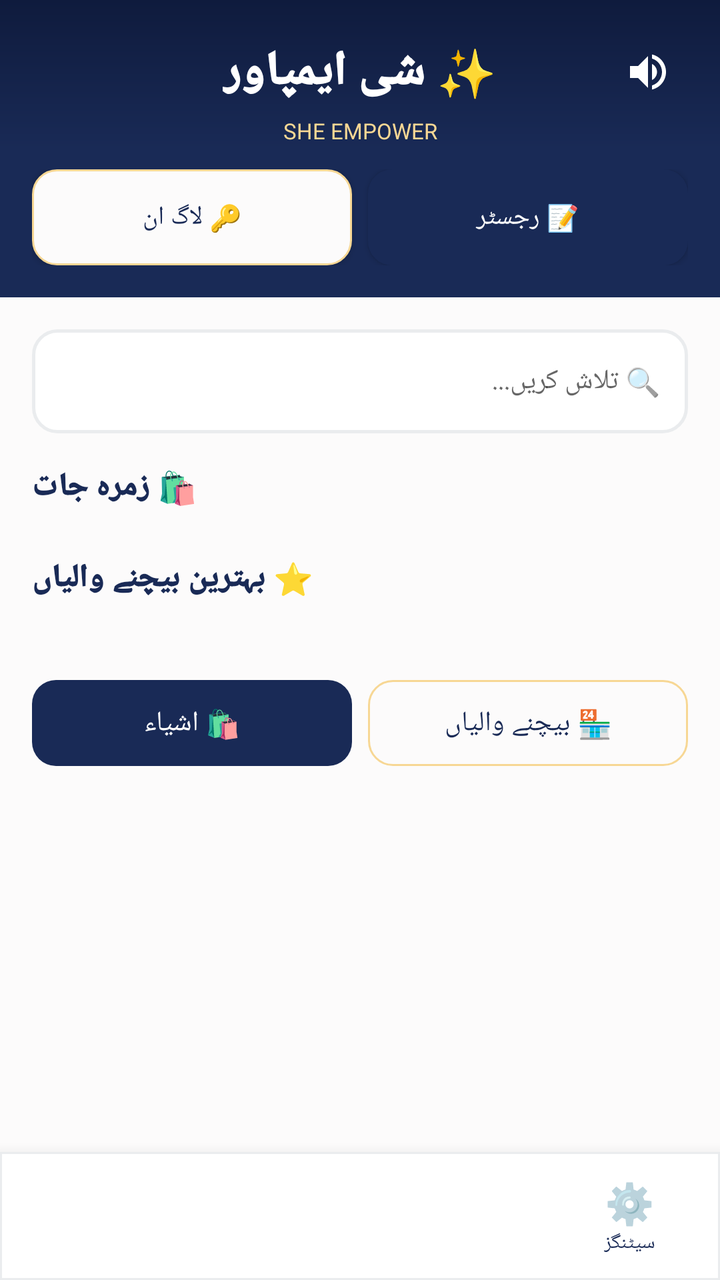
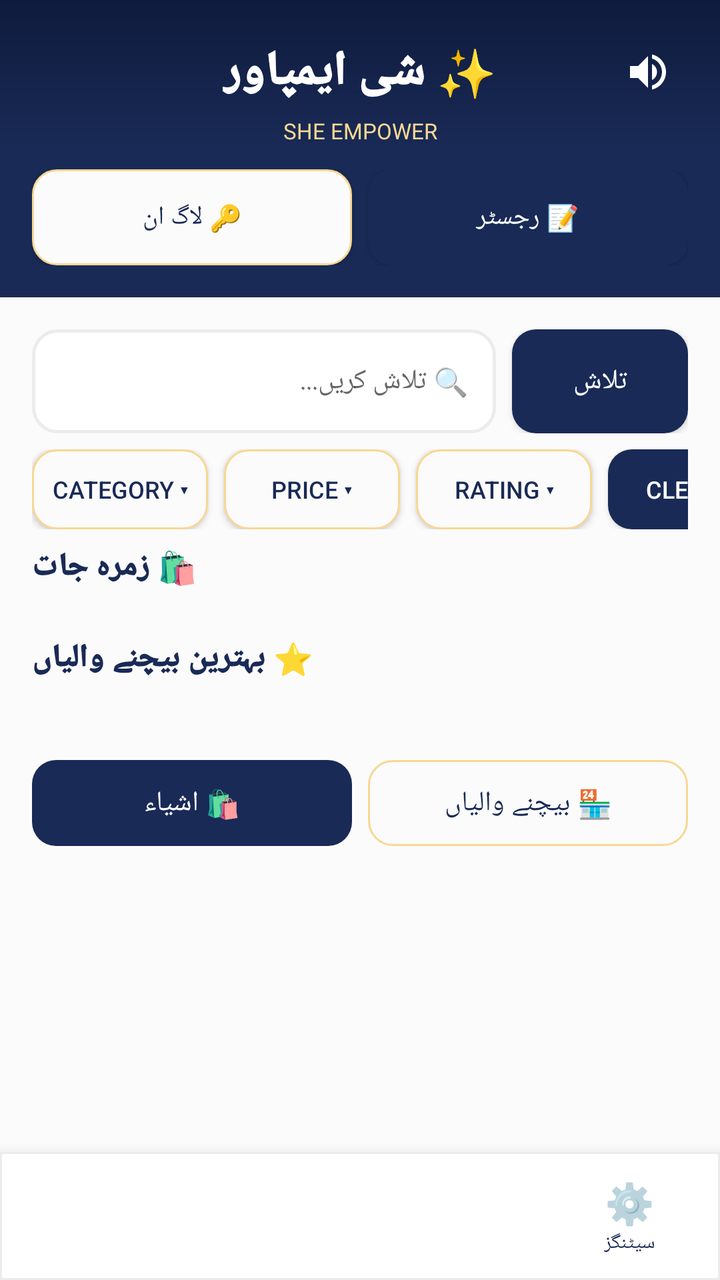

Compare the two renders of this Android layout. The source of the first and the diff that turns it into the second are given below.
<!-- AndroidManifest.xml: application theme Theme.SheEmpower -->
<!-- res/layout/activity_main.xml -->
<?xml version="1.0" encoding="utf-8"?>
<LinearLayout xmlns:android="http://schemas.android.com/apk/res/android"
    android:layout_width="match_parent"
    android:layout_height="match_parent"
    android:background="@color/background"
    android:orientation="vertical">

    <ScrollView
        android:layout_width="match_parent"
        android:layout_height="0dp"
        android:layout_weight="1">

        <LinearLayout
            android:layout_width="match_parent"
            android:layout_height="wrap_content"
            android:orientation="vertical">

            
            <LinearLayout
                android:layout_width="match_parent"
                android:layout_height="wrap_content"
                android:background="@drawable/bg_skeu_header"
                android:orientation="vertical"
                android:padding="16dp">

                <RelativeLayout
                    android:layout_width="match_parent"
                    android:layout_height="wrap_content">

                    <TextView
                        android:layout_width="wrap_content"
                        android:layout_height="wrap_content"
                        android:layout_centerInParent="true"
                        android:text="✨ شی ایمپاور"
                        android:textSize="24sp"
                        android:fontFamily="sans-serif-black"
                        android:textColor="#FFFFFF" />

                    <ImageButton
                        android:id="@+id/btnSpeaker"
                        android:layout_width="40dp"
                        android:layout_height="40dp"
                        android:layout_alignParentEnd="true"
                        android:layout_centerVertical="true"
                        android:background="?attr/selectableItemBackgroundBorderless"
                        android:src="@drawable/ic_speaker"
                        android:contentDescription="Speaker" />
                </RelativeLayout>

                <TextView
                    android:layout_width="match_parent"
                    android:layout_height="wrap_content"
                    android:text="SHE EMPOWER"
                    android:textSize="11sp"
                    android:gravity="center"
                    android:textColor="@color/accent"
                    android:layout_marginTop="2dp" />

                <LinearLayout
                    android:layout_width="match_parent"
                    android:layout_height="wrap_content"
                    android:orientation="horizontal"
                    android:layout_marginTop="12dp">

                    <Button
                        android:id="@+id/btnLogin"
                        android:layout_width="0dp"
                        android:layout_height="48dp"
                        android:layout_weight="1"
                        android:text="🔑 لاگ ان"
                        android:textSize="13sp"
                        android:fontFamily="sans-serif-medium"
                        android:background="@drawable/bg_skeu_button_cream"
                        android:textColor="@color/text_primary"
                        android:layout_marginEnd="8dp" />

                    <Button
                        android:id="@+id/btnJoin"
                        android:layout_width="0dp"
                        android:layout_height="48dp"
                        android:layout_weight="1"
                        android:text="📝 رجسٹر"
                        android:textSize="13sp"
                        android:fontFamily="sans-serif-medium"
                        android:background="@drawable/bg_skeu_button_primary"
                        android:textColor="#FFFFFF" />

                </LinearLayout>
            </LinearLayout>

            
            <EditText
                android:id="@+id/etSearch"
                android:layout_width="match_parent"
                android:layout_height="52dp"
                android:layout_margin="16dp"
                android:hint="🔍 تلاش کریں..."
                android:textSize="14sp"
                android:padding="14dp"
                android:background="@drawable/bg_skeu_input" />

            
            <TextView
                android:layout_width="wrap_content"
                android:layout_height="wrap_content"
                android:layout_marginStart="16dp"
                android:text="🛍️ زمرہ جات"
                android:fontFamily="sans-serif-black"
                android:textColor="@color/text_primary"
                android:textSize="16sp" />

            <HorizontalScrollView
                android:layout_width="match_parent"
                android:layout_height="wrap_content"
                android:padding="12dp">

                <LinearLayout
                    android:id="@+id/layoutCategories"
                    android:layout_width="wrap_content"
                    android:layout_height="wrap_content"
                    android:orientation="horizontal" />
            </HorizontalScrollView>

            
            <TextView
                android:layout_width="wrap_content"
                android:layout_height="wrap_content"
                android:layout_marginStart="16dp"
                android:text="⭐ بہترین بیچنے والیاں"
                android:fontFamily="sans-serif-black"
                android:textColor="@color/text_primary"
                android:textSize="16sp" />

            <androidx.recyclerview.widget.RecyclerView
                android:id="@+id/rvTopSellers"
                android:layout_width="match_parent"
                android:layout_height="wrap_content"
                android:padding="12dp" />

            
            <LinearLayout
                android:layout_width="match_parent"
                android:layout_height="wrap_content"
                android:orientation="horizontal"
                android:layout_margin="16dp">

                <TextView
                    android:id="@+id/tvProductsTab"
                    android:layout_width="0dp"
                    android:layout_height="wrap_content"
                    android:layout_weight="1"
                    android:text="🛍️ اشیاء"
                    android:gravity="center"
                    android:padding="12dp"
                    android:fontFamily="sans-serif-medium"
                    android:textColor="#FFFFFF"
                    android:background="@drawable/bg_skeu_button_primary" />

                <TextView
                    android:id="@+id/tvSellersTab"
                    android:layout_width="0dp"
                    android:layout_height="wrap_content"
                    android:layout_weight="1"
                    android:layout_marginStart="8dp"
                    android:text="🏪 بیچنے والیاں"
                    android:gravity="center"
                    android:padding="12dp"
                    android:fontFamily="sans-serif-medium"
                    android:textColor="@color/text_primary"
                    android:background="@drawable/bg_skeu_button_cream" />
            </LinearLayout>

            <androidx.recyclerview.widget.RecyclerView
                android:id="@+id/rvLatestProducts"
                android:layout_width="match_parent"
                android:layout_height="wrap_content"
                android:padding="8dp"
                android:nestedScrollingEnabled="false" />

        </LinearLayout>
    </ScrollView>

    <include
        layout="@layout/bottom_nav_bar"
        android:id="@+id/bottomNav" />

</LinearLayout>
<!-- res/layout/bottom_nav_bar.xml (included above) -->
<?xml version="1.0" encoding="utf-8"?>
<LinearLayout
    xmlns:android="http://schemas.android.com/apk/res/android"
    android:id="@+id/bottomNav"
    android:layout_width="match_parent"
    android:layout_height="64dp"
    android:orientation="horizontal"
    android:background="@drawable/bg_skeu_nav"
    android:elevation="12dp">

    
    <LinearLayout
        android:id="@+id/navItem1"
        android:layout_width="0dp"
        android:layout_height="match_parent"
        android:layout_weight="1"
        android:orientation="vertical"
        android:gravity="center"
        android:clickable="true"
        android:focusable="true">

        <TextView
            android:id="@+id/navIcon1"
            android:layout_width="wrap_content"
            android:layout_height="wrap_content"
            android:textSize="20sp"/>

        <TextView
            android:id="@+id/navLabel1"
            android:layout_width="wrap_content"
            android:layout_height="wrap_content"
            android:textSize="10sp"
            android:textColor="@color/text_primary"/>

    </LinearLayout>

    
    <LinearLayout
        android:id="@+id/navItem2"
        android:layout_width="0dp"
        android:layout_height="match_parent"
        android:layout_weight="1"
        android:orientation="vertical"
        android:gravity="center"
        android:clickable="true"
        android:focusable="true">

        <TextView
            android:id="@+id/navIcon2"
            android:layout_width="wrap_content"
            android:layout_height="wrap_content"
            android:textSize="20sp"/>

        <TextView
            android:id="@+id/navLabel2"
            android:layout_width="wrap_content"
            android:layout_height="wrap_content"
            android:textSize="10sp"
            android:textColor="@color/text_primary"/>

    </LinearLayout>

    
    <LinearLayout
        android:id="@+id/navItem3"
        android:layout_width="0dp"
        android:layout_height="match_parent"
        android:layout_weight="1"
        android:orientation="vertical"
        android:gravity="center"
        android:clickable="true"
        android:focusable="true">

        <TextView
            android:id="@+id/navIcon3"
            android:layout_width="wrap_content"
            android:layout_height="wrap_content"
            android:textSize="20sp"/>

        <TextView
            android:id="@+id/navLabel3"
            android:layout_width="wrap_content"
            android:layout_height="wrap_content"
            android:textSize="10sp"
            android:textColor="@color/text_primary"/>

    </LinearLayout>

    
    <LinearLayout
        android:id="@+id/navItem4"
        android:layout_width="0dp"
        android:layout_height="match_parent"
        android:layout_weight="1"
        android:orientation="vertical"
        android:gravity="center"
        android:clickable="true"
        android:focusable="true">

        <TextView
            android:id="@+id/navIcon4"
            android:layout_width="wrap_content"
            android:layout_height="wrap_content"
            android:text="⚙️"
            android:textSize="20sp"/>

        <TextView
            android:id="@+id/navLabel4"
            android:layout_width="wrap_content"
            android:layout_height="wrap_content"
            android:text="سیٹنگز"
            android:textSize="10sp"
            android:textColor="@color/text_primary"/>

    </LinearLayout>

</LinearLayout>
<!-- resources referenced by this layout -->
<resources>
  <color name="accent">#F7D794</color>
  <color name="background">#FCFBFB</color>
  <color name="text_primary">#192A56</color>
  <!-- drawable bg_skeu_button_cream (drawable) -->
  <?xml version="1.0" encoding="utf-8"?>
  <shape xmlns:android="http://schemas.android.com/apk/res/android"
      android:shape="rectangle">
      <solid android:color="@color/pearl_white" />
      <corners android:radius="12dp" />
      <stroke android:color="@color/champagne" android:width="1dp" />
  </shape>
  <!-- drawable bg_skeu_button_primary (drawable) -->
  <?xml version="1.0" encoding="utf-8"?>
  <shape xmlns:android="http://schemas.android.com/apk/res/android"
      android:shape="rectangle">
      <solid android:color="@color/midnight_navy" />
      <corners android:radius="12dp" />
  </shape>
  <!-- drawable bg_skeu_header (drawable) -->
  <?xml version="1.0" encoding="utf-8"?>
  <shape xmlns:android="http://schemas.android.com/apk/res/android"
      android:shape="rectangle">
      <gradient
          android:startColor="#0F1B3D"
          android:centerColor="#192A56"
          android:endColor="#192A56"
          android:angle="270" />
  </shape>
  <!-- drawable bg_skeu_input (drawable) -->
  <?xml version="1.0" encoding="utf-8"?>
  <shape xmlns:android="http://schemas.android.com/apk/res/android"
      android:shape="rectangle">
      <solid android:color="@color/white" />
      <corners android:radius="12dp" />
      <stroke android:color="@color/card_border" android:width="1.5dp" />
  </shape>
  <!-- drawable bg_skeu_nav (drawable) -->
  <?xml version="1.0" encoding="utf-8"?>
  <shape xmlns:android="http://schemas.android.com/apk/res/android"
      android:shape="rectangle">
      <solid android:color="@color/white" />
      <stroke android:color="@color/card_border" android:width="1dp" />
  </shape>
  <!-- drawable ic_speaker (drawable) -->
  <?xml version="1.0" encoding="utf-8"?>
  <vector xmlns:android="http://schemas.android.com/apk/res/android"
      android:width="24dp"
      android:height="24dp"
      android:viewportWidth="24"
      android:viewportHeight="24">
      <path
          android:fillColor="#FFFFFF"
          android:pathData="M3,9v6h4l5,5V4L7,9H3zm13.5,3c0-1.77-1.02-3.29-2.5-4.03v8.05c1.48-0.73,2.5-2.25,2.5-4.02zM14,3.23v2.06c2.89,0.86,5,3.54,5,6.71s-2.11,5.85-5,6.71v2.06c4.01-0.91,7-4.49,7-8.77s-2.99-7.86-7-8.77z"/>
  </vector>
  <style name="Theme.SheEmpower" parent="Theme.AppCompat.Light.NoActionBar">
          <item name="colorPrimary">@color/primary</item>
          <item name="colorPrimaryDark">@color/primary_dark</item>
          <item name="colorAccent">@color/accent</item>
          <item name="android:windowBackground">@color/background</item>
          <item name="android:colorBackground">@color/background</item>
          <item name="android:textColorPrimary">@color/text_primary</item>
          <item name="android:textColorSecondary">@color/text_secondary</item>
          <item name="android:statusBarColor">@color/primary_dark</item>
      </style>
  <color name="pearl_white">#FCFBFB</color>
  <color name="champagne">#F7D794</color>
  <color name="midnight_navy">#192A56</color>
  <color name="white">#FFFFFF</color>
  <color name="card_border">#EAECEE</color>
  <color name="primary">#192A56</color>
  <color name="primary_dark">#0F1B3D</color>
  <color name="text_secondary">#6B7A99</color>
</resources>

<!-- the commit's change to res/layout/activity_main.xml (unified diff, before → after) -->
@@ -89,15 +89,89 @@
             </LinearLayout>
 
             
-            <EditText
-                android:id="@+id/etSearch"
-                android:layout_width="match_parent"
-                android:layout_height="52dp"
-                android:layout_margin="16dp"
-                android:hint="🔍 تلاش کریں..."
-                android:textSize="14sp"
-                android:padding="14dp"
-                android:background="@drawable/bg_skeu_input" />
+            <LinearLayout
+                android:layout_width="match_parent"
+                android:layout_height="wrap_content"
+                android:orientation="horizontal"
+                android:layout_marginStart="16dp"
+                android:layout_marginEnd="16dp"
+                android:layout_marginTop="16dp"
+                android:layout_marginBottom="8dp">
+
+                <EditText
+                    android:id="@+id/etSearch"
+                    android:layout_width="0dp"
+                    android:layout_height="52dp"
+                    android:layout_weight="1"
+                    android:hint="🔍 تلاش کریں..."
+                    android:textSize="14sp"
+                    android:padding="14dp"
+                    android:background="@drawable/bg_skeu_input"
+                    android:layout_marginEnd="8dp" />
+
+                <Button
+                    android:id="@+id/btnSearch"
+                    android:layout_width="wrap_content"
+                    android:layout_height="52dp"
+                    android:text="تلاش"
+                    android:textColor="#FFFFFF"
+                    android:background="@drawable/bg_skeu_button_primary" />
+            </LinearLayout>
+
+            <HorizontalScrollView
+                android:layout_width="match_parent"
+                android:layout_height="wrap_content"
+                android:paddingStart="16dp"
+                android:paddingEnd="16dp"
+                android:paddingBottom="8dp"
+                android:scrollbars="none">
+
+                <LinearLayout
+                    android:layout_width="wrap_content"
+                    android:layout_height="wrap_content"
+                    android:orientation="horizontal">
+
+                    <Button
+                        android:id="@+id/btnCategoryFilter"
+                        android:layout_width="wrap_content"
+                        android:layout_height="40dp"
+                        android:text="Category ▾"
+                        android:textSize="12sp"
+                        android:textColor="@color/lavender_text"
+                        android:background="@drawable/bg_skeu_button_cream"
+                        android:layout_marginEnd="8dp" />
+
+                    <Button
+                        android:id="@+id/btnPriceFilter"
+                        android:layout_width="wrap_content"
+                        android:layout_height="40dp"
+                        android:text="Price ▾"
+                        android:textSize="12sp"
+                        android:textColor="@color/lavender_text"
+                        android:background="@drawable/bg_skeu_button_cream"
+                        android:layout_marginEnd="8dp" />
+
+                    <Button
+                        android:id="@+id/btnRatingFilter"
+                        android:layout_width="wrap_content"
+                        android:layout_height="40dp"
+                        android:text="Rating ▾"
+                        android:textSize="12sp"
+                        android:textColor="@color/lavender_text"
+                        android:background="@drawable/bg_skeu_button_cream"
+                        android:layout_marginEnd="8dp" />
+
+                    <Button
+                        android:id="@+id/btnClearFilters"
+                        android:layout_width="wrap_content"
+                        android:layout_height="40dp"
+                        android:text="Clear ✕"
+                        android:textSize="12sp"
+                        android:textColor="#FFFFFF"
+                        android:background="@drawable/bg_skeu_button_primary" />
+
+                </LinearLayout>
+            </HorizontalScrollView>
 
             
             <TextView
<!-- resource entries referenced after the edit -->
@@ -2,6 +2,7 @@
 <resources>
   <color name="accent">#F7D794</color>
   <color name="background">#FCFBFB</color>
+  <color name="lavender_text">#192A56</color>
   <color name="text_primary">#192A56</color>
   <!-- drawable bg_skeu_button_cream (drawable) -->
   <?xml version="1.0" encoding="utf-8"?>
